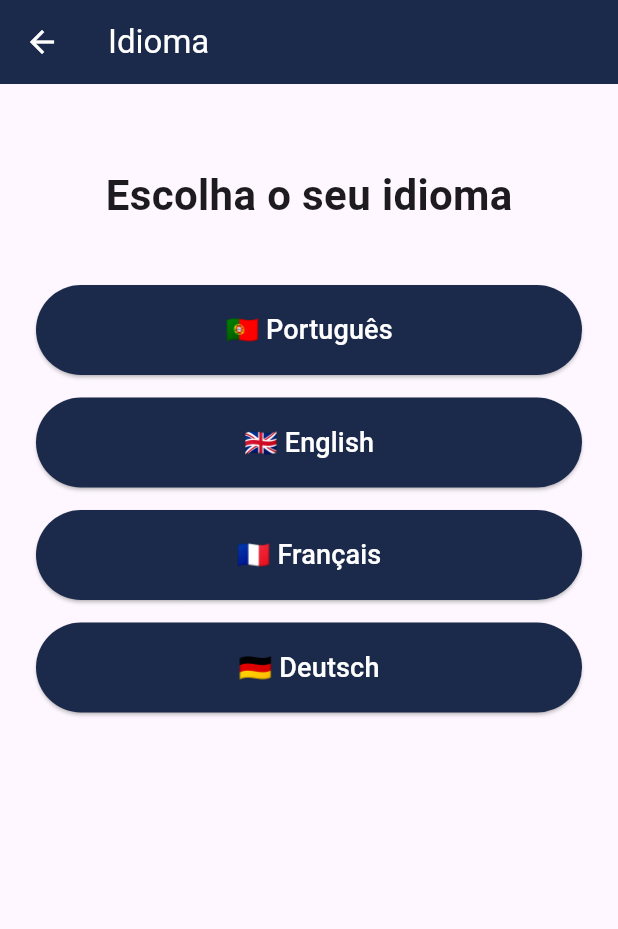
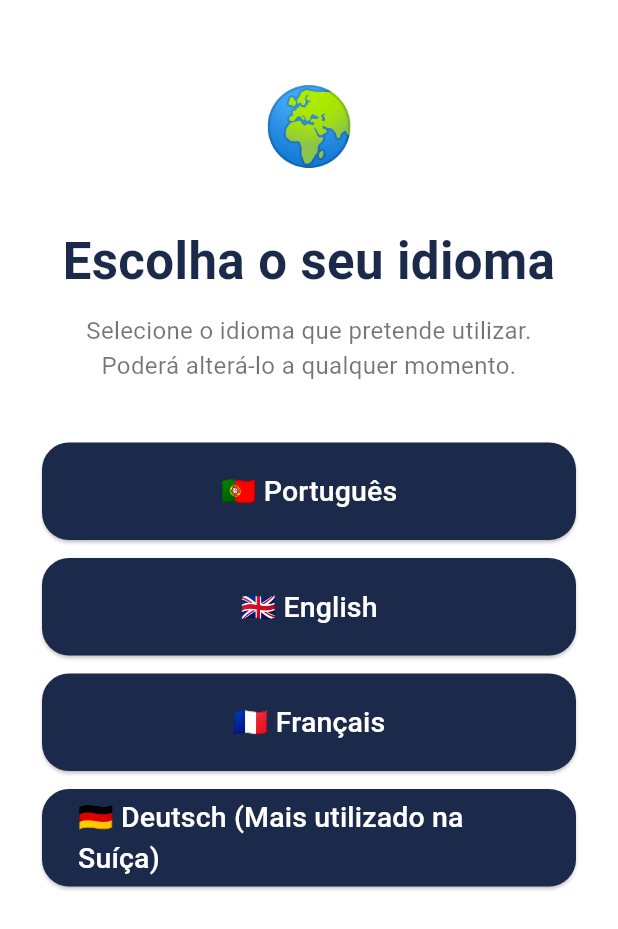
Before and after one commit to ricardompereira93-wq/parkshare-mobile, a Flutter app: the screen it shows after launch, after a tap on "COMEÇAR →", on a phone screen of 412 x 824 dp. Shown: the top 929 px of the screen. Run offline on Flutter 3.47's test engine with Material 3 defaults, Android fonts, the phone set to English and light mode, and no system bars.

Commit message:
Welcome e idiomas finalizados

```diff
--- a/lib/main.dart
+++ b/lib/main.dart
@@ -12,6 +12,9 @@ class ParkShareApp extends StatelessWidget {
     return MaterialApp(
       debugShowCheckedModeBanner: false,
       title: 'ParkShare',
+      theme: ThemeData(
+        scaffoldBackgroundColor: Colors.white,
+      ),
       home: const WelcomeScreen(),
     );
   }
@@ -23,26 +26,37 @@ class WelcomeScreen extends StatelessWidget {
   @override
   Widget build(BuildContext context) {
     return Scaffold(
-  body: Padding(
-  padding: const EdgeInsets.all(30),
+      body: SafeArea(
+        child: Padding(
+            padding: const EdgeInsets.symmetric(
+              horizontal: 32,
+              vertical: 24,
+            ),
             child: Column(
-  mainAxisAlignment: MainAxisAlignment.center,
                 children: [
+                const Spacer(),
 
             Container(
-  width: 120,
-  height: 120,
-  decoration: const BoxDecoration(
-  color: Color(0xFFC9A84C),
+            width: 155,
+            height: 155,
+            decoration: BoxDecoration(
+            color: const Color(0xFFC9A84C),
         shape: BoxShape.circle,
+        boxShadow: [
+          BoxShadow(
+            color: Colors.black.withValues(alpha: 0.1),
+            blurRadius: 20,
+            offset: const Offset(0, 8),
+          ),
+        ],
       ),
       child: const Center(
         child: Text(
           'P',
           style: TextStyle(
-  fontSize: 70,
+            color: Colors.white,
+            fontSize: 72,
             fontWeight: FontWeight.bold,
-  color: Colors.white,
           ),
         ),
       ),
@@ -53,45 +67,55 @@ class WelcomeScreen extends StatelessWidget {
     const Text(
     'PARKSHARE',
     style: TextStyle(
-  fontSize: 36,
+    fontSize: 42,
     fontWeight: FontWeight.bold,
     letterSpacing: 2,
     color: Color(0xFF1B2A4A),
     ),
     ),
 
-  const SizedBox(height: 15),
+    const SizedBox(height: 18),
 
     const Text(
     'Estacionar nunca foi tão fácil.',
     textAlign: TextAlign.center,
     style: TextStyle(
-  fontSize: 22,
-  color: Colors.black87,
+    fontSize: 28,
+    fontWeight: FontWeight.w700,
     ),
     ),
 
-  const SizedBox(height: 60),
+    const SizedBox(height: 15),
+
+    const Text(
+    'Encontre estacionamento perto do seu destino\nou transforme o seu lugar livre numa fonte de rendimento.',
+    textAlign: TextAlign.center,
+    style: TextStyle(
+    fontSize: 18,
+    color: Colors.black54,
+    height: 1.4,
+    ),
+    ),
+
+    const Spacer(),
 
     SizedBox(
     width: double.infinity,
-  height: 55,
+    height: 60,
     child: ElevatedButton(
     onPressed: () {
-
     Navigator.push(
     context,
     MaterialPageRoute(
-  builder: (context) => const LanguageScreen(),
+    builder: (_) => const LanguageScreen(),
     ),
     );
-
     },
     style: ElevatedButton.styleFrom(
     backgroundColor: const Color(0xFF1B2A4A),
     foregroundColor: Colors.white,
     shape: RoundedRectangleBorder(
-  borderRadius: BorderRadius.circular(15),
+    borderRadius: BorderRadius.circular(18),
     ),
     ),
     child: const Text(
@@ -103,7 +127,19 @@ class WelcomeScreen extends StatelessWidget {
     ),
     ),
     ),
+
+    const SizedBox(height: 24),
+
+    const Text(
+    'ParkShare\nSuíça 🇨🇭',
+    textAlign: TextAlign.center,
+    style: TextStyle(
+    color: Colors.black45,
+    fontSize: 13,
+    ),
+    ),
     ],
+    ),
     ),
     ),
     );
@@ -116,23 +152,39 @@ class LanguageScreen extends StatelessWidget {
   @override
   Widget build(BuildContext context) {
     return Scaffold(
-  appBar: AppBar(
-  title: const Text('Idioma'),
-  backgroundColor: const Color(0xFF1B2A4A),
-  foregroundColor: Colors.white,
-  ),
-  body: Padding(
-  padding: const EdgeInsets.all(24),
+        body: SafeArea(
+            child: Padding(
+              padding: const EdgeInsets.all(28),
+              child: SingleChildScrollView(
                   child: Column(
                       children: [
+                      const SizedBox(height: 20),
+
+                  const Text(
+                  '🌍',
+                  style: TextStyle(fontSize: 50),
+            ),
 
             const SizedBox(height: 30),
 
         const Text(
         'Escolha o seu idioma',
+        textAlign: TextAlign.center,
     style: TextStyle(
-  fontSize: 28,
+    fontSize: 34,
     fontWeight: FontWeight.bold,
+    color: Color(0xFF1B2A4A),
+    ),
+    ),
+
+    const SizedBox(height: 10),
+
+    const Text(
+    'Selecione o idioma que pretende utilizar.\nPoderá alterá-lo a qualquer momento.',
+    textAlign: TextAlign.center,
+    style: TextStyle(
+    fontSize: 16,
+    color: Colors.black54,
     ),
     ),
 
@@ -141,8 +193,10 @@ class LanguageScreen extends StatelessWidget {
     languageButton('🇵🇹 Português'),
     languageButton('🇬🇧 English'),
     languageButton('🇫🇷 Français'),
-  languageButton('🇩🇪 Deutsch'),
+    languageButton('🇩🇪 Deutsch (Mais utilizado na Suíça)'),
     ],
+    ),
+    ),
     ),
     ),
     );
@@ -150,20 +204,24 @@ class LanguageScreen extends StatelessWidget {
 
   static Widget languageButton(String text) {
     return Padding(
-  padding: const EdgeInsets.only(bottom: 15),
+      padding: const EdgeInsets.only(bottom: 12),
       child: SizedBox(
         width: double.infinity,
-  height: 60,
+        height: 65,
         child: ElevatedButton(
           onPressed: () {},
           style: ElevatedButton.styleFrom(
             backgroundColor: const Color(0xFF1B2A4A),
             foregroundColor: Colors.white,
+            shape: RoundedRectangleBorder(
+              borderRadius: BorderRadius.circular(18),
+            ),
           ),
           child: Text(
             text,
             style: const TextStyle(
-  fontSize: 18,
+              fontSize: 19,
+              fontWeight: FontWeight.w500,
             ),
           ),
         ),
```
Lines whose indentation alone changed are shown as unchanged.
